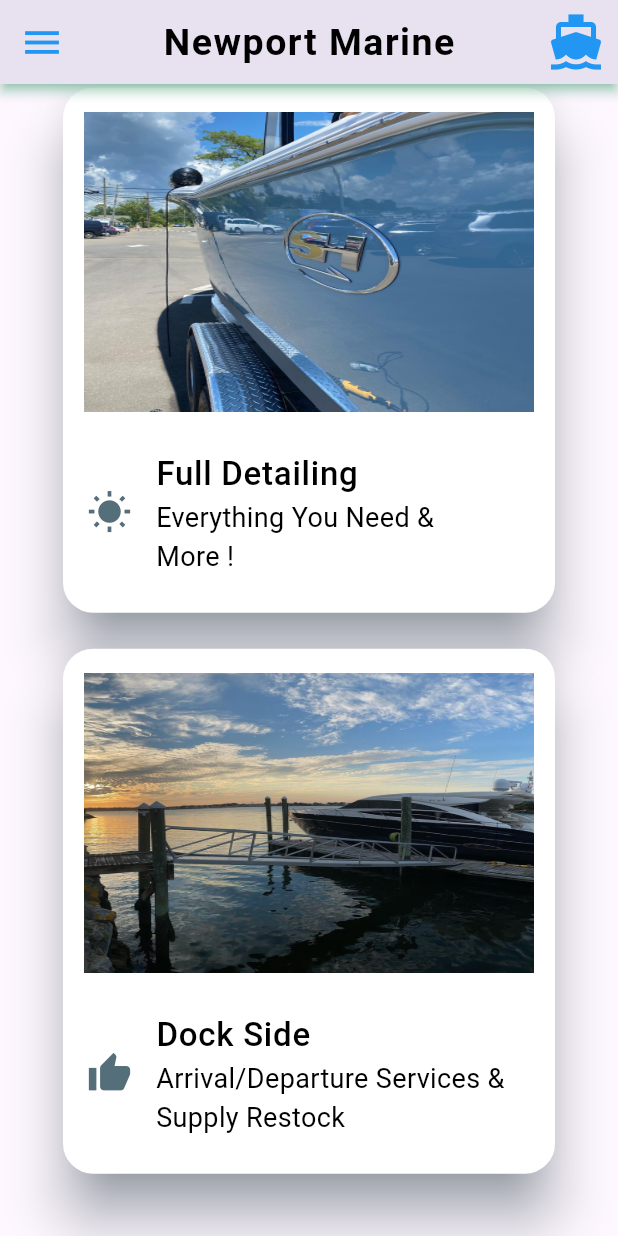
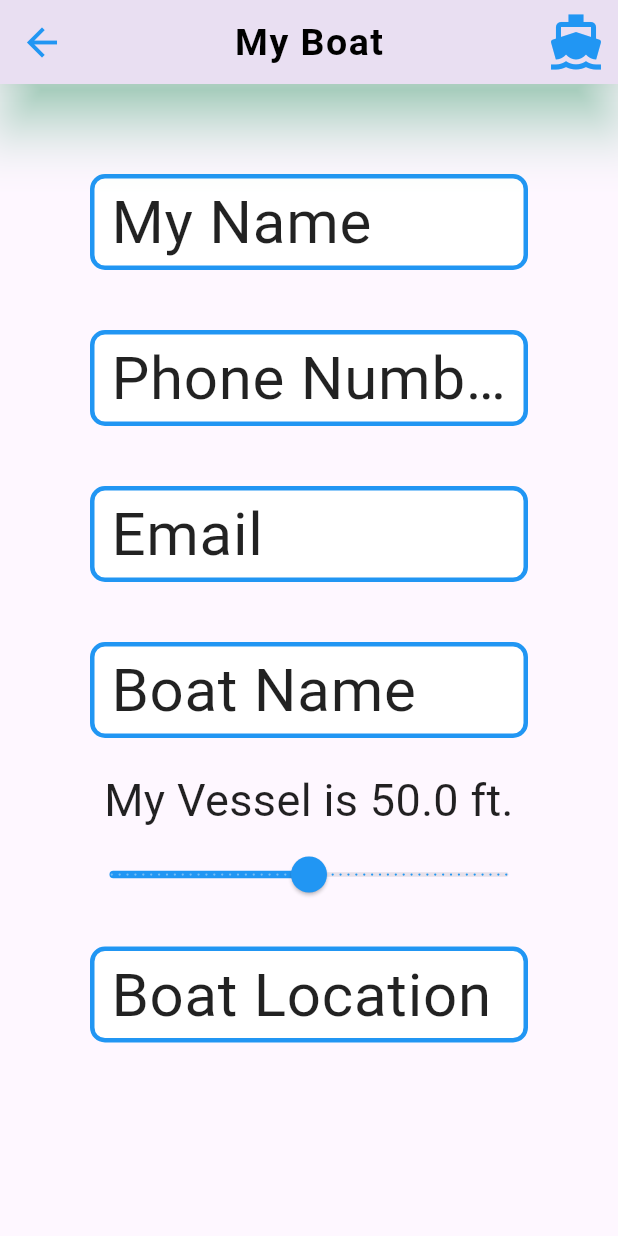
Before and after one commit to gardnerapp/NewportMarineDetailing, a Flutter app: the screen it shows after launch, scrolled down 535 dp, after a tap on the "directions ferry" icon, on a phone screen of 412 x 824 dp. Run offline on Flutter 3.47's test engine with Material 3 defaults, Android fonts, the light colour scheme and no system bars.

Commit message:
Begin create boat form

```diff
--- a/lib/components/customAppBar.dart
+++ b/lib/components/customAppBar.dart
@@ -1,7 +1,7 @@
 import 'package:flutter/material.dart';
 
 
-AppBar customAppBar(String title){
+AppBar customAppBar(String title, context){
   return AppBar(
     actions: [
       IconButton(
@@ -10,7 +10,9 @@ AppBar customAppBar(String title){
             color: Colors.blue
         ),
         splashColor: Colors.greenAccent,
-        onPressed: (){},
+        onPressed: (){
+          Navigator.pushNamed(context, '/create_boat');
+        },
       )
     ],
     title: Text(title),
--- a/lib/main.dart
+++ b/lib/main.dart
@@ -1,4 +1,5 @@
 import 'package:flutter/material.dart';
+import 'package:newport_marine/pages/create_boat/create_boat.dart';
 import 'package:newport_marine/services/wash/wash.dart';
 
 import 'pages/homepage.dart';
@@ -65,7 +66,8 @@ class MyApp extends StatelessWidget {
       initialRoute: '/',
       routes: {
         '/': (context) => const HomePage(),
-        '/wash': (context) => const WashPage()
+        '/wash': (context) => const WashPage(),
+        '/create_boat': (context) => const CreateBoat(),
       },
 
     );
--- /dev/null
+++ b/lib/pages/create_boat/boat_text_form.dart
@@ -0,0 +1,58 @@
+import 'package:flutter/material.dart';
+
+class BoatTextForm extends StatelessWidget {
+  final String label;
+  final Function(String val) onChanged;
+
+  const BoatTextForm({
+    super.key,
+    required this.label,
+    required this.onChanged
+  });
+
+  @override
+  Widget build(BuildContext context) {
+    return Container(
+      padding: const EdgeInsets.symmetric(
+          vertical: 20.0,
+          horizontal: 15.0
+      ),
+      width: 400,
+      child: TextFormField(
+        decoration: textInputDecoration(label),
+        onChanged: (val){
+          onChanged(val);
+        },
+        validator: (val) => val != null? "Please enter !" : null,
+      ),
+    );
+  }
+}
+
+textInputDecoration(String label){
+  return InputDecoration(
+    labelText: label,
+    fillColor: Colors.white,
+    filled: true,
+    enabledBorder: formBorder(Colors.blue),
+    focusedBorder: formBorder(Colors.greenAccent),
+    errorBorder: formBorder(Colors.red),
+    contentPadding: const EdgeInsets.symmetric(horizontal: 10.0, vertical: 20.0),
+    labelStyle: const TextStyle(
+        color: Colors.black87, fontSize: 40.0
+    ),
+  );
+}
+
+OutlineInputBorder formBorder(Color color){
+  return OutlineInputBorder(
+    borderRadius: BorderRadius.circular(10.0),
+    borderSide: BorderSide(color: color, width: 3.0)
+  );
+}
+
+TextStyle formTitleStyle(){
+  return const TextStyle(
+    color: Colors.black87, fontSize: 30.0, fontWeight: FontWeight.w400
+  );
+}
--- /dev/null
+++ b/lib/pages/create_boat/create_boat.dart
@@ -0,0 +1,104 @@
+import 'package:flutter/material.dart';
+import 'package:newport_marine/components/customAppBar.dart';
+
+import 'boat_text_form.dart';
+
+class CreateBoat extends StatefulWidget {
+  const CreateBoat({super.key});
+
+  @override
+  State<CreateBoat> createState() => _CreateBoatState();
+}
+
+class _CreateBoatState extends State<CreateBoat> {
+  // boat details
+  late String boatName;
+  late String location;
+  late double length = 50;
+
+  //user details
+  late String userName;
+  late String email;
+  late String phone;
+
+  @override
+  Widget build(BuildContext context) {
+    return Scaffold(
+      appBar: customAppBar("My Boat", context),
+      body: Container(
+        padding: const EdgeInsets.symmetric(vertical: 20, horizontal: 25.0),
+        child: Form(
+            child: ListView(
+              padding: const EdgeInsets.symmetric(vertical: 20.0, horizontal: 20.0),
+              children:[
+                BoatTextForm(
+                  label: "My Name",
+                  onChanged: (String val){
+                    setState(() {
+                      userName = val;
+                    });
+                }),
+                BoatTextForm(
+                    label: "Phone Number",
+                    onChanged: (String val){
+                      setState(() {
+                        phone = val;
+                      });
+                    }),
+                BoatTextForm(
+                    label: "Email",
+                    onChanged: (String val){
+                      setState(() {
+                        email = val;
+                      });
+                    }),
+                BoatTextForm(
+                    label: "Boat Name",
+                    onChanged: (String val){
+                      setState(() {
+                        boatName = val;
+                      });
+                    }),
+                Text("My Vessel is $length ft.",
+                    textAlign: TextAlign.center,
+                    style: formTitleStyle()),
+                SliderTheme(
+                  data: SliderTheme.of(context).copyWith(
+                    activeTrackColor: Colors.greenAccent,
+                    inactiveTickMarkColor: Colors.blue,
+                    trackHeight: 3.0,
+                    thumbShape: const RoundSliderThumbShape(
+                      enabledThumbRadius: 12.0
+                    ),
+                    overlayShape: const RoundSliderOverlayShape(
+                      overlayRadius: 28.0
+                    )
+                  ),
+                  child: Slider(
+                    value: length,
+                    onChanged: (double value) {
+                    setState(() {
+                      length = value;
+                    });
+                  },
+                    min: 0,
+                    max: 100,
+                    divisions: 50,
+                    label: "$length ft.",
+                    activeColor: Colors.blue,
+                  ),
+                ),
+                BoatTextForm(
+                    label: "Boat Location",
+                    onChanged: (String val){
+                      setState(() {
+                        location = val;
+                      });
+                    }),
+              ]
+            )),
+      ),
+
+    );
+  }
+}
--- a/lib/pages/homepage.dart
+++ b/lib/pages/homepage.dart
@@ -10,7 +10,7 @@ class HomePage extends StatelessWidget {
   Widget build(BuildContext context) {
     return Scaffold(
       drawer: const HomeDrawer(),
-      appBar: customAppBar("Newport Marine"),
+      appBar: customAppBar("Newport Marine", context),
       body: ListView(
         padding: const EdgeInsets.all(30.0),
         shrinkWrap: true,
```
